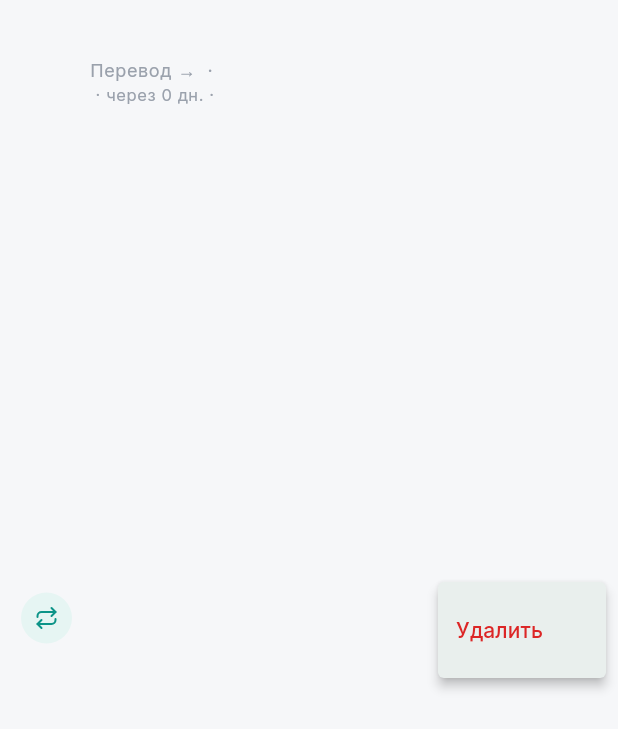
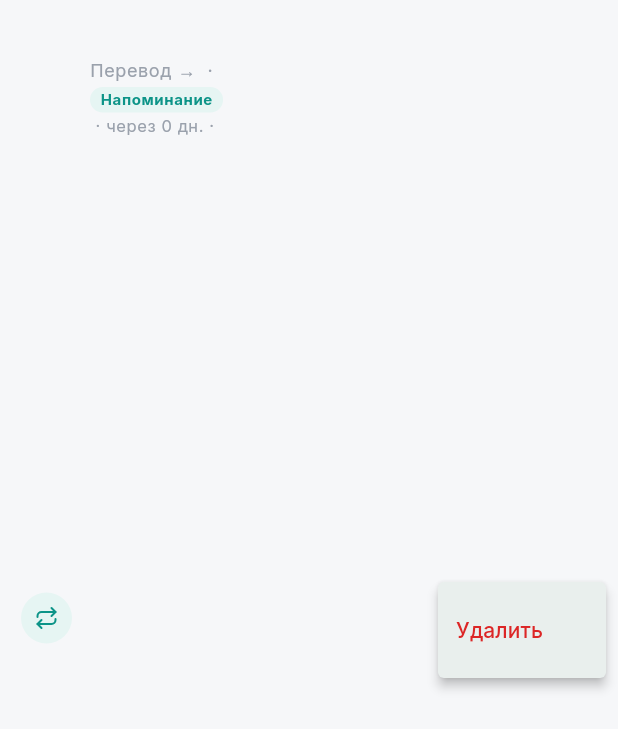
Before and after one commit to bonkboykz/pfm, a Flutter app: the _ScheduledRow widget shown alone on an empty page, opened directly with empty values, after a tap on an icon or button, on a phone screen of 412 x 824 dp. Shown: the top 729 px of the screen. Run offline on Flutter 3.47's test engine with Material 3 defaults, Android fonts, the phone set to English and light mode, and no system bars; our stand-ins replace dio, equatable, fl_chart, flutter_bloc, flutter_secure_storage, get_it and 3 more; accounts and stored records are empty; network calls fail.

Commit message:
feat(mobile): правило-напоминание видно на экране регулярных
Наступившее правило с autoPost=false выглядело как обычное: экран обещал
списание, которого не будет, а «создано 0» потом читалось бы как сбой.
Теперь у такого правила метка «Напоминание», подтверждение считает только
те правила, которые действительно проведутся, а итог отдельно называет
число напоминаний, оставшихся без операции.

Старый сервер поля не отдаёт — там автопроведение было единственным
поведением, поэтому при разборе умолчание true.

Claude-Session: https://claude.ai/code/session_01X5xKYwjB4RpV2fkTMuNck4

```diff
--- a/mobile/lib/features/scheduled/data/scheduled_models.dart
+++ b/mobile/lib/features/scheduled/data/scheduled_models.dart
@@ -17,6 +17,11 @@ class ScheduledTransaction {
   final String? transferAccountId;
   final String? transferAccountName;
   final String? memo;
+
+  /// Создаётся ли операция при «Провести». Выключено — правило работает
+  /// напоминанием: сумма списания не равна тому, что оно гасит (платёж по
+  /// кредиту), либо счёт мог быть оплачен раньше вручную.
+  final bool autoPost;
   final bool isActive;
 
   const ScheduledTransaction({
@@ -32,6 +37,7 @@ class ScheduledTransaction {
     required this.transferAccountId,
     required this.transferAccountName,
     required this.memo,
+    required this.autoPost,
     required this.isActive,
   });
 
@@ -49,6 +55,9 @@ class ScheduledTransaction {
         transferAccountId: json['transferAccountId']?.toString(),
         transferAccountName: json['transferAccountName']?.toString(),
         memo: json['memo']?.toString(),
+        // Старый сервер поля не отдаёт — там автопроведение было единственным
+        // поведением, поэтому умолчание true.
+        autoPost: json['autoPost'] != false,
         isActive: json['isActive'] == true,
       );
 
@@ -88,6 +97,10 @@ class ScheduledData {
   List<ScheduledTransaction> upcoming(DateTime now) =>
       items.where((s) => !s.isDue(now)).toList();
 
+  /// Наступившие правила, которые «Провести» действительно проведёт.
+  List<ScheduledTransaction> duePosting(DateTime now) =>
+      due(now).where((s) => s.autoPost).toList();
+
   int monthlyOutflowCents(DateTime now) => items
       .where((s) => s.amountCents < 0)
       .fold(0, (acc, s) => acc + -s.amountCents);
@@ -95,12 +108,20 @@ class ScheduledData {
 
 class ProcessResult {
   final int created;
+
+  /// Наступившие правила-напоминания: не проведены и ждут ручной операции.
+  final int reminders;
   final List<String> errors;
 
-  const ProcessResult({required this.created, required this.errors});
+  const ProcessResult({
+    required this.created,
+    required this.reminders,
+    required this.errors,
+  });
 
   factory ProcessResult.fromJson(Map<String, dynamic> json) => ProcessResult(
         created: (json['created'] as num?)?.toInt() ?? 0,
+        reminders: ((json['reminders'] as List?) ?? const []).length,
         errors: ((json['errors'] as List?) ?? const [])
             .whereType<Map>()
             .map((e) => (e['message'] ?? '').toString())
--- a/mobile/lib/features/scheduled/presentation/scheduled_page.dart
+++ b/mobile/lib/features/scheduled/presentation/scheduled_page.dart
@@ -7,6 +7,7 @@ import '../../../core/dates/months.dart';
 import '../../../core/di/di.dart';
 import '../../../core/money/money.dart';
 import '../../../core/network/api_client.dart';
+import '../../../core/text/plural.dart';
 import '../../../core/widgets/states.dart';
 import '../cubit/scheduled_cubit.dart';
 import '../data/scheduled_models.dart';
@@ -67,15 +68,19 @@ class _Content extends StatelessWidget {
     final data = state.data!;
     final now = DateTime.now();
     final due = data.due(now);
+    final posting = data.duePosting(now);
+    final reminders = due.length - posting.length;
     final upcoming = data.upcoming(now);
 
     Future<void> runProcess() async {
       final ok = await confirmAction(
         context,
         title: 'Провести наступившие?',
-        body: 'Будут созданы реальные операции по ${due.length} правилам, '
+        body: 'Будут созданы реальные операции по ${posting.length} ${plural(posting.length, "правилу", "правилам", "правилам")}, '
             'а даты следующего платежа сдвинутся вперёд. Отменить это можно '
-            'только вручную.',
+            'только вручную.'
+            '${reminders == 0 ? "" : " Ещё $reminders — напоминания: они "
+                "останутся как есть, операцию по ним нужно завести руками."}',
         action: 'Провести',
       );
       if (!ok) return;
@@ -87,11 +92,14 @@ class _Content extends StatelessWidget {
         return;
       }
       final result = outcome.result!;
+      final tail = result.reminders == 0
+          ? ''
+          : ', напоминаний без операции: ${result.reminders}';
       showToast(
         context,
         result.errors.isEmpty
-            ? 'Создано операций: ${result.created}'
-            : 'Создано: ${result.created}, с ошибками: ${result.errors.length}',
+            ? 'Создано операций: ${result.created}$tail'
+            : 'Создано: ${result.created}, с ошибками: ${result.errors.length}$tail',
         isError: result.errors.isNotEmpty,
       );
     }
@@ -146,8 +154,9 @@ class _Content extends StatelessWidget {
                   'операции за каждый пропущенный период, а не одну на правило.',
             ),
             const SizedBox(height: 10),
-            FilledButton.icon(
-              onPressed: state.processing ? null : runProcess,
+            if (posting.isNotEmpty)
+              FilledButton.icon(
+                onPressed: state.processing ? null : runProcess,
               icon: state.processing
                   ? const SizedBox(
                       height: 16,
@@ -276,6 +285,25 @@ class _ScheduledRow extends StatelessWidget {
                   style: theme.textTheme.bodySmall
                       ?.copyWith(fontSize: 12, color: AppColors.textMuted),
                 ),
+                if (!item.autoPost) ...[
+                  const SizedBox(height: 4),
+                  Container(
+                    padding:
+                        const EdgeInsets.symmetric(horizontal: 7, vertical: 2),
+                    decoration: BoxDecoration(
+                      color: AppColors.accentSoft,
+                      borderRadius: BorderRadius.circular(AppRadii.pill),
+                    ),
+                    child: Text(
+                      'Напоминание',
+                      style: theme.textTheme.bodySmall?.copyWith(
+                        fontSize: 10,
+                        fontWeight: FontWeight.w700,
+                        color: AppColors.accent,
+                      ),
+                    ),
+                  ),
+                ],
                 const SizedBox(height: 2),
                 Text(
                   '${frequencyLabel(item.frequency)} · $when',
```
Also changed, not shown: 1 other file.
